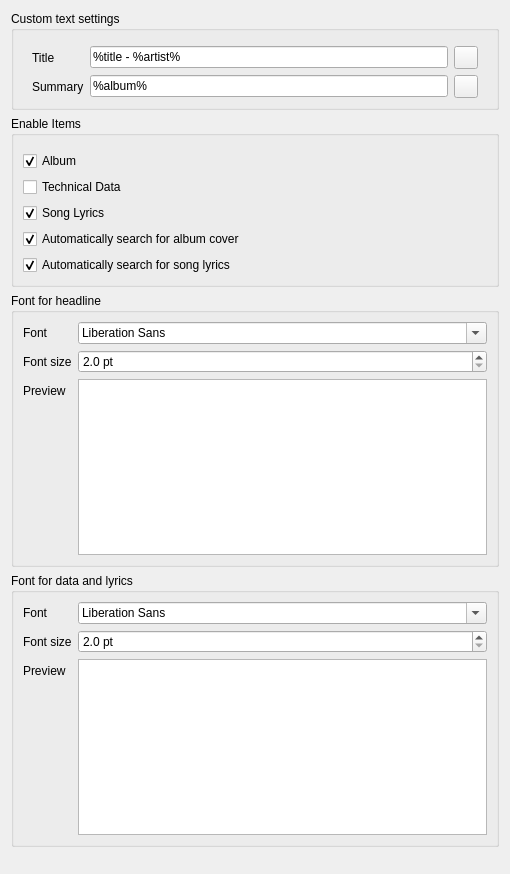
Qt form src/settings/contextsettingspage.ui (RoundSalmon4/blended-strawberry) before a commit.
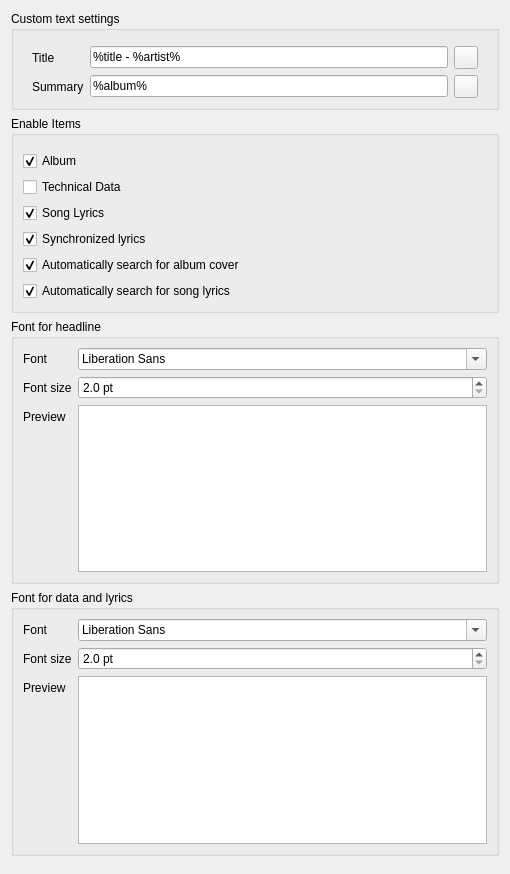
The same form after that commit.

```diff
--- a/src/settings/contextsettingspage.ui
+++ b/src/settings/contextsettingspage.ui
@@ -185,6 +185,19 @@
         </property>
        </widget>
       </item>
+      <item>
+       <widget class="QCheckBox" name="checkbox_synced_lyrics">
+        <property name="toolTip">
+         <string>Show synchronized lyrics when available, with the current line highlighted during playback</string>
+        </property>
+        <property name="text">
+         <string>Synchronized lyrics</string>
+        </property>
+        <property name="checked">
+         <bool>true</bool>
+        </property>
+       </widget>
+      </item>
       <item>
        <widget class="QCheckBox" name="checkbox_search_cover">
         <property name="text">
```
Left out of the diff: 1 changed line with no effect on the pictures.
